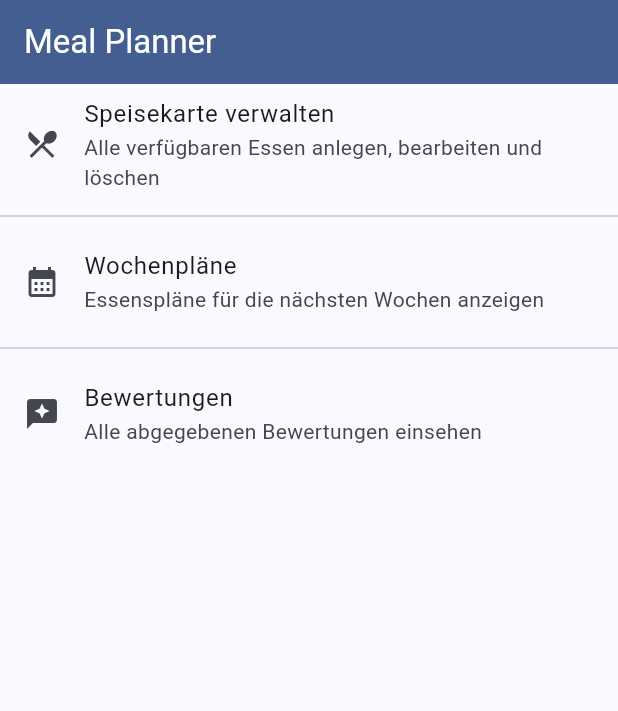
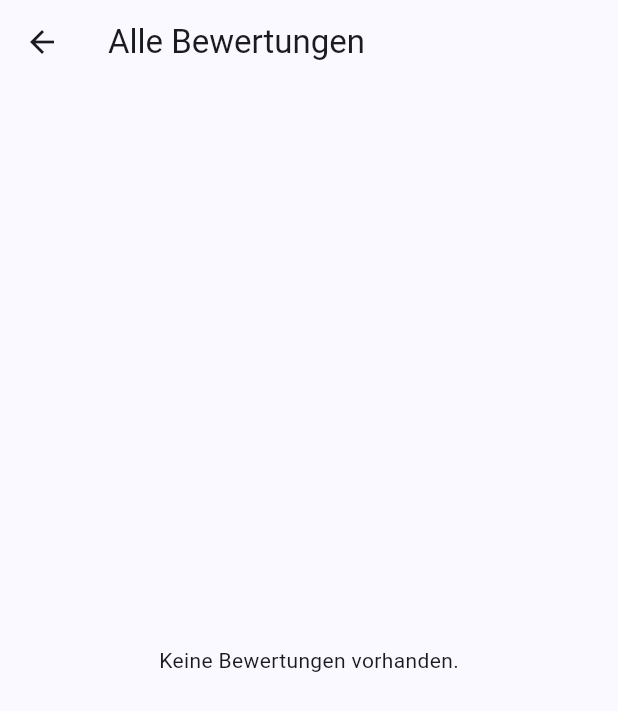
Before and after one commit to HendrikAlexander/meal_planner_app, a Flutter app: the screen it shows after launch, after a tap on "Bewertungen", on a phone screen of 412 x 824 dp. Shown: the top 711 px of the screen. Run offline on Flutter 3.47's test engine with Material 3 defaults, Android fonts, the phone set to English and light mode, and no system bars.

Commit message:
Essensbewertung hinzugefügt + Bearbeiten-Funktion implementiert

```diff
--- a/lib/main.dart
+++ b/lib/main.dart
@@ -5,11 +5,24 @@ import 'view/SpeisekarteView/essen_dialog.dart';
 // GEÄNDERT: Der Import-Pfad zeigt jetzt auf die neue Datei
 import 'view/Startseite/startbildschirm.dart';
 import 'view/EssensplanView/essensplan_dialog.dart';
+import 'viewmodel/essensbewertung_viewmodel.dart';
+import 'package:provider/provider.dart';
+import 'view/SpeisekarteView/bewertungen_liste.dart';
+
+
 
 
 void main() {
-  runApp(const MyApp());
+  runApp(
+    MultiProvider(
+      providers: [
+      ChangeNotifierProvider(create: (_) => EssensbewertungViewModel()),
+      ],
+      child: const MyApp(),
+    ),
+  );
 }
+
 
 class MyApp extends StatelessWidget {
   const MyApp({super.key});
@@ -27,6 +40,7 @@ class MyApp extends StatelessWidget {
         '/': (context) => const Startbildschirm(),
         '/speisekarte': (context) => const EssenDialog(),
         '/essensplan': (context) => const EssensplanDialog(),
+        '/bewertungen': (context) => const BewertungenListe(),
       },
     );
   }
--- /dev/null
+++ b/lib/view/SpeisekarteView/bewertungen_liste.dart
@@ -0,0 +1,60 @@
+import 'package:flutter/material.dart';
+import 'package:provider/provider.dart';
+import '../../viewmodel/essensbewertung_viewmodel.dart';
+import '../../model/essensbewertung.dart';
+import 'add_bewertung_dialog.dart';
+
+/// Ansicht zur Anzeige aller abgegebenen Bewertungen mit Bearbeitungsfunktion
+class BewertungenListe extends StatelessWidget {
+  const BewertungenListe({super.key});
+
+  @override
+  Widget build(BuildContext context) {
+    final bewertungenViewModel = Provider.of<EssensbewertungViewModel>(context);
+    final bewertungen = bewertungenViewModel.bewertungen;
+
+    return Scaffold(
+      appBar: AppBar(
+        title: const Text('Alle Bewertungen'),
+      ),
+      body: bewertungen.isEmpty
+          ? const Center(child: Text('Keine Bewertungen vorhanden.'))
+          : ListView.builder(
+              itemCount: bewertungen.length,
+              itemBuilder: (context, index) {
+                final bewertung = bewertungen[index];
+
+                return Card(
+                  margin: const EdgeInsets.all(8.0),
+                  child: ListTile(
+                    title: Text('Bewertung: ${bewertung.essensbewertung} Sterne'),
+                    subtitle: Column(
+                      crossAxisAlignment: CrossAxisAlignment.start,
+                      children: [
+                        Text('Kommentar: ${bewertung.essensbewertungstext}'),
+                        // Hier könnte später ein Bild/Foto ergänzt werden
+                      ],
+                    ),
+                    // 🖊️ Button zum Bearbeiten
+                    trailing: IconButton(
+                      icon: const Icon(Icons.edit),
+                      onPressed: () async {
+                        final neueBewertung = await showDialog<Essensbewertung>(
+                          context: context,
+                          builder: (context) => AddBewertungDialog(
+                            vorhandeneBewertung: bewertung,
+                          ),
+                        );
+
+                        if (neueBewertung != null) {
+                          bewertungenViewModel.bewertungAendern(index, neueBewertung);
+                        }
+                      },
+                    ),
+                  ),
+                );
+              },
+            ),
+    );
+  }
+}
--- a/lib/view/Startseite/startbildschirm.dart
+++ b/lib/view/Startseite/startbildschirm.dart
@@ -41,7 +41,7 @@ class Startbildschirm extends StatelessWidget {
             title: const Text('Bewertungen'),
             subtitle: const Text('Alle abgegebenen Bewertungen einsehen'),
             onTap: () {
-              // Diese Funktion wird später implementiert
+              Navigator.pushNamed(context, '/bewertungen');
             },
           ),
         ],
--- /dev/null
+++ b/lib/viewmodel/essensbewertung_viewmodel.dart
@@ -0,0 +1,24 @@
+import 'package:flutter/material.dart';
+import '../model/essensbewertung.dart';
+
+/// ViewModel zur Verwaltung von Essensbewertungen.
+/// Diese Klasse hält eine Liste von Bewertungen und informiert das UI bei Änderungen.
+class EssensbewertungViewModel extends ChangeNotifier {
+  // Interne Liste aller abgegebenen Bewertungen
+  final List<Essensbewertung> _bewertungen = [];
+
+  // Getter für die Bewertungen – für die Anzeige im UI
+  List<Essensbewertung> get bewertungen => _bewertungen;
+
+  /// Fügt eine neue Bewertung hinzu und informiert alle Listener (z. B. das UI)
+  void bewertungHinzufuegen(Essensbewertung bewertung) {
+    _bewertungen.add(bewertung);
+    notifyListeners(); // UI wird automatisch aktualisiert
+  }
+
+  /// Ändert eine Bewertung an einer bestimmten Position
+  void bewertungAendern(int index, Essensbewertung neueBewertung) {
+    _bewertungen[index] = neueBewertung;
+    notifyListeners();
+  }
+}
--- /dev/null
+++ b/lib/viewmodel/model/essensbewertung.dart
@@ -0,0 +1,12 @@
+/// Modellklasse für eine Essensbewertung
+class Essensbewertung {
+  final String essensfoto; // Pfad zum Foto (später mit Kamera aufgenommen)
+  final int essensbewertung; // Bewertungsskala (z. B. 1 bis 5)
+  final String essensbewertungstext; // Freitext zur Bewertung
+
+  Essensbewertung({
+    required this.essensfoto,
+    required this.essensbewertung,
+    required this.essensbewertungstext,
+  });
+}
--- a/pubspec.yaml
+++ b/pubspec.yaml
@@ -34,6 +34,8 @@ dependencies:
   # The following adds the Cupertino Icons font to your application.
   # Use with the CupertinoIcons class for iOS style icons.
   cupertino_icons: ^1.0.8
+  provider: ^6.1.1
+
 
 dev_dependencies:
   flutter_test:
```
Also changed, not shown: lib/view/EssensplanView/essensplan_dialog.dart (+13 -0 lines), lib/view/SpeisekarteView/add_bewertung_dialog.dart (added, +99 -0 lines), pubspec.lock.
